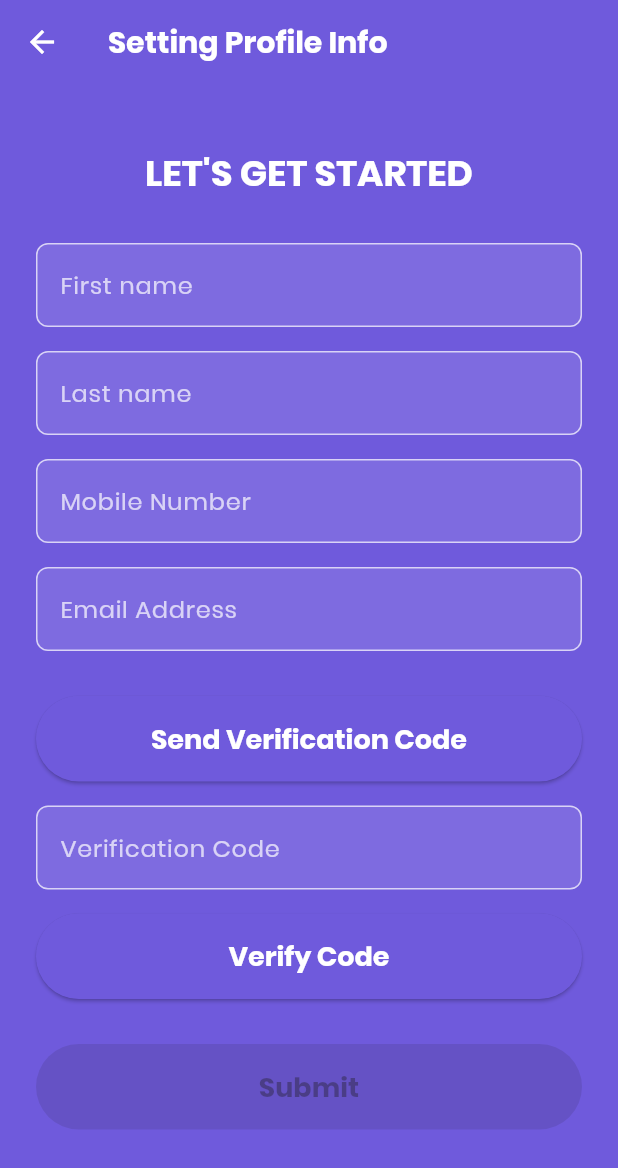
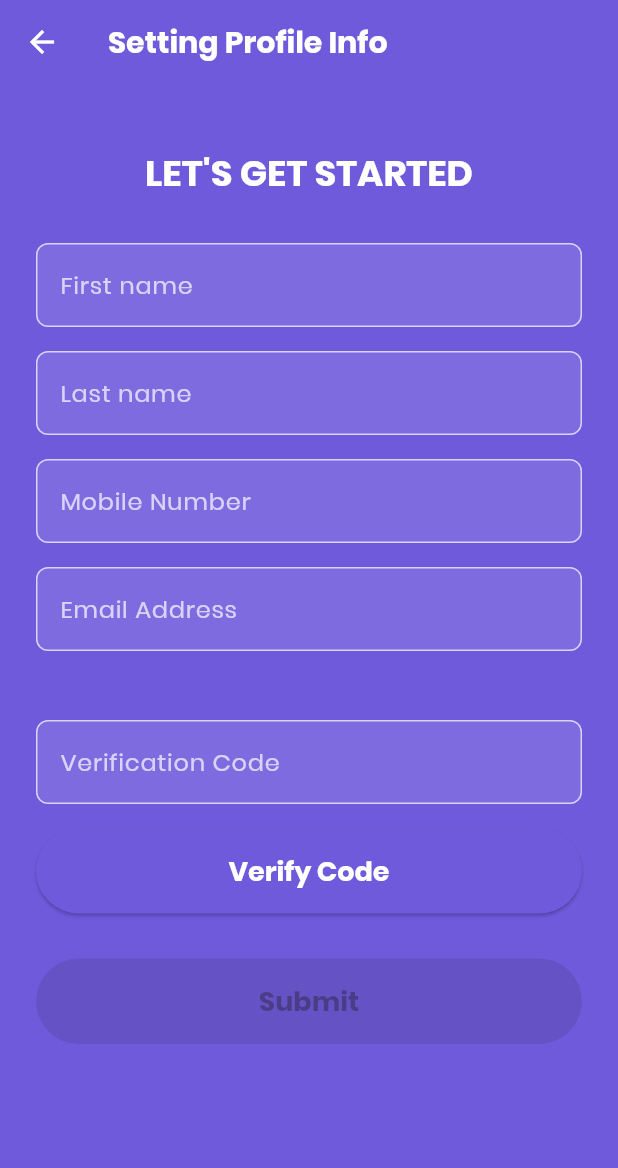
Before and after one commit to Theodore-Ross-18/Laundry-Scout, a Flutter app: the SetUserInfoScreen screen opened directly, after a tap on "Next", after a tap on "Skip", on a phone screen of 412 x 824 dp. Shown: the top 1168 px of the screen. Run offline on Flutter 3.47's test engine with Material 3 defaults, Android fonts, the phone set to English and light mode, and no system bars; our stand-ins replace flutter_dotenv, supabase_flutter; accounts and stored records are empty.

Commit message:
Fix Tokens

```diff
--- a/laundry_scout/lib/screens/users/set_userinfo.dart
+++ b/laundry_scout/lib/screens/users/set_userinfo.dart
@@ -483,31 +483,8 @@ class _SetUserInfoScreenState extends State<SetUserInfoScreen> {
               const SizedBox(height: 30),
               // Email Verification Section
               if (!_isEmailVerified) ...[
-                 ElevatedButton(
-                  onPressed: _isSendingOtp ? null : _sendOtp,
-                  style: ElevatedButton.styleFrom(
-                    backgroundColor: const Color(0xFF6F5ADC), // Purple background
-                    foregroundColor: const Color(0xFFFFFFFF), // White text
-                    padding: const EdgeInsets.symmetric(vertical: 15),
-                    shape: RoundedRectangleBorder(
-                      borderRadius: BorderRadius.circular(30.0),
-                    ),
-                  ),
-                  child: _isSendingOtp
-                      ? const SizedBox(
-                          height: 20,
-                          width: 20,
-                          child: CircularProgressIndicator(
-                            valueColor: AlwaysStoppedAnimation<Color>(Colors.white),
-                            strokeWidth: 2,
-                          ),
-                        )
-                      : const Text(
-                          'Send Verification Code',
-                          style: TextStyle(fontSize: 18, fontWeight: FontWeight.bold),
-                        ),
-                ),
-                const SizedBox(height: 16),
+                 // Removed the "Send Verification Code" button
+                const SizedBox(height: 16), // Keep or adjust spacing as needed
                 _buildTextField(
                   controller: _otpController,
                   labelText: 'Verification Code',
```
